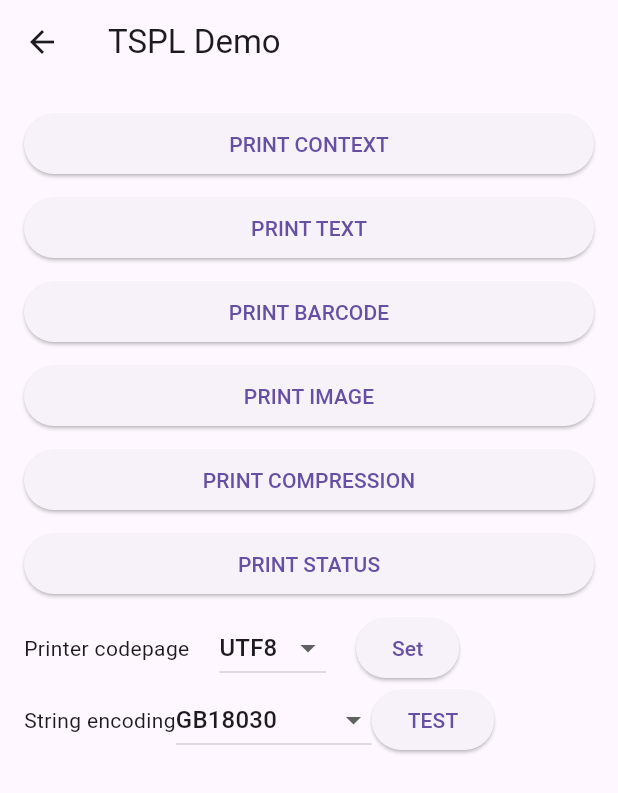
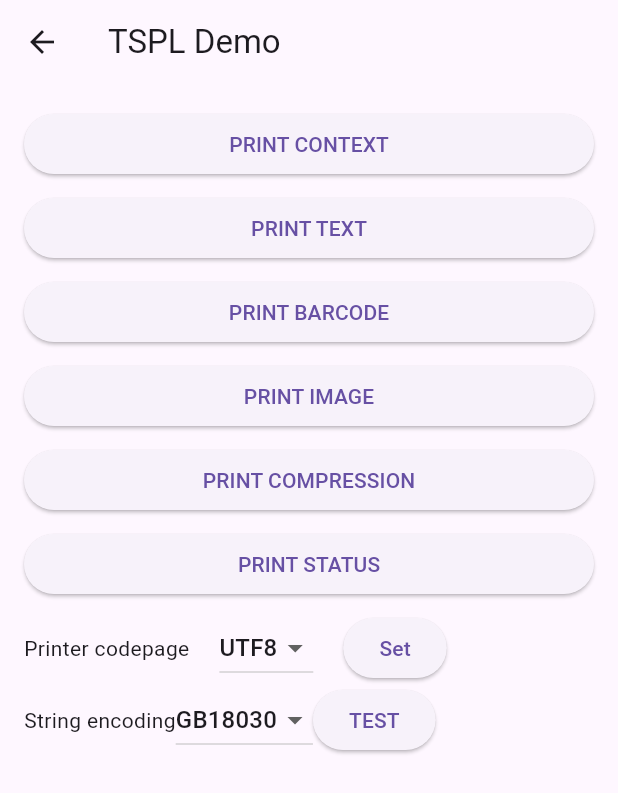
Before and after one commit to LongKhoa0706/flutter_printer_sdk, a Flutter app: the TSPLDemoView screen opened directly, after a tap on "Set", on a phone screen of 412 x 824 dp. Shown: the top 793 px of the screen. Run offline on Flutter 3.47's test engine with Material 3 defaults, Android fonts, the phone set to English and light mode, and no system bars; our stand-ins replace plugin_platform_interface; missing offline and left inert: internet_file, pdfx.

Commit message:
commit v1.2.2

```diff
--- a/example/lib/pdf_view_page.dart
+++ b/example/lib/pdf_view_page.dart
@@ -20,7 +20,7 @@ class _PDFViewPageState extends State<PDFViewPage> {
   String _selectedCommand = 'TSPL';
 
   final pdfController = PdfController(
-    document: PdfDocument.openAsset('assets/label_test1.pdf'),
+    document: PdfDocument.openAsset('assets/label_test.pdf'),
   );
 
   @override
@@ -29,7 +29,7 @@ class _PDFViewPageState extends State<PDFViewPage> {
   }
 
   Future<void> _printPDF() async {
-    final document = await PdfDocument.openAsset('assets/label_test1.pdf');
+    final document = await PdfDocument.openAsset('assets/label_test.pdf');
 
     for (int i = 1; i <= document.pagesCount; i++) {
       final page = document.getPage(i);
--- a/example/lib/tspl_demo_view.dart
+++ b/example/lib/tspl_demo_view.dart
@@ -29,8 +29,6 @@ class _TSPLDemoViewState extends State<TSPLDemoView> {
     print('Selected encoding: $_selectedCodepage');
     if (_selectedCodepage == 'UTF8') {
       _printerManager.setCodePage("UTF-8");
-    } else if (_selectedCodepage == 'Arabic') {
-      _printerManager.setCodePage("1256");
     }
   }
 
@@ -156,7 +154,7 @@ class _TSPLDemoViewState extends State<TSPLDemoView> {
                       _selectedCodepage = newValue!;
                     });
                   },
-                  items: <String>['UTF8','Arabic']
+                  items: <String>['UTF8']
                       .map<DropdownMenuItem<String>>((String value) {
                     return DropdownMenuItem<String>(
                       value: value,
@@ -181,7 +179,7 @@ class _TSPLDemoViewState extends State<TSPLDemoView> {
                       _selectedEncoding = newValue!;
                     });
                   },
-                  items: (Platform.isIOS?<String>['GB18030', 'UTF8','Arabic']:<String>['GB18030', 'UTF-8','windows-1256'])
+                  items: (Platform.isIOS?<String>['GB18030', 'UTF8']:<String>['GB18030', 'UTF-8'])
                       .map<DropdownMenuItem<String>>((String value) {
                     return DropdownMenuItem<String>(
                       value: value,
--- a/example/pubspec.yaml
+++ b/example/pubspec.yaml
@@ -26,7 +26,7 @@ dependencies:
     # path: ../
     git:
       url: https://github.com/rjgcs/flutter_printer_sdk.git
-      ref: v1.0.1
+      ref: v1.2.2
 
   # The following adds the Cupertino Icons font to your application.
   # Use with the CupertinoIcons class for iOS style icons.
@@ -64,7 +64,6 @@ flutter:
     - assets/images/image.png
     - assets/images/nv_test.bmp
     - assets/label_test.pdf
-    - assets/label_test1.pdf
 
   # To add assets to your application, add an assets section, like this:
   # assets:
--- a/pubspec.yaml
+++ b/pubspec.yaml
@@ -1,6 +1,6 @@
 name: flutter_printer_sdk
 description: "Flutter plugin for Printer"
-version: 1.2.1
+version: 1.2.2
 homepage:
 
 environment:
```
Also changed, not shown: 2 other files.
